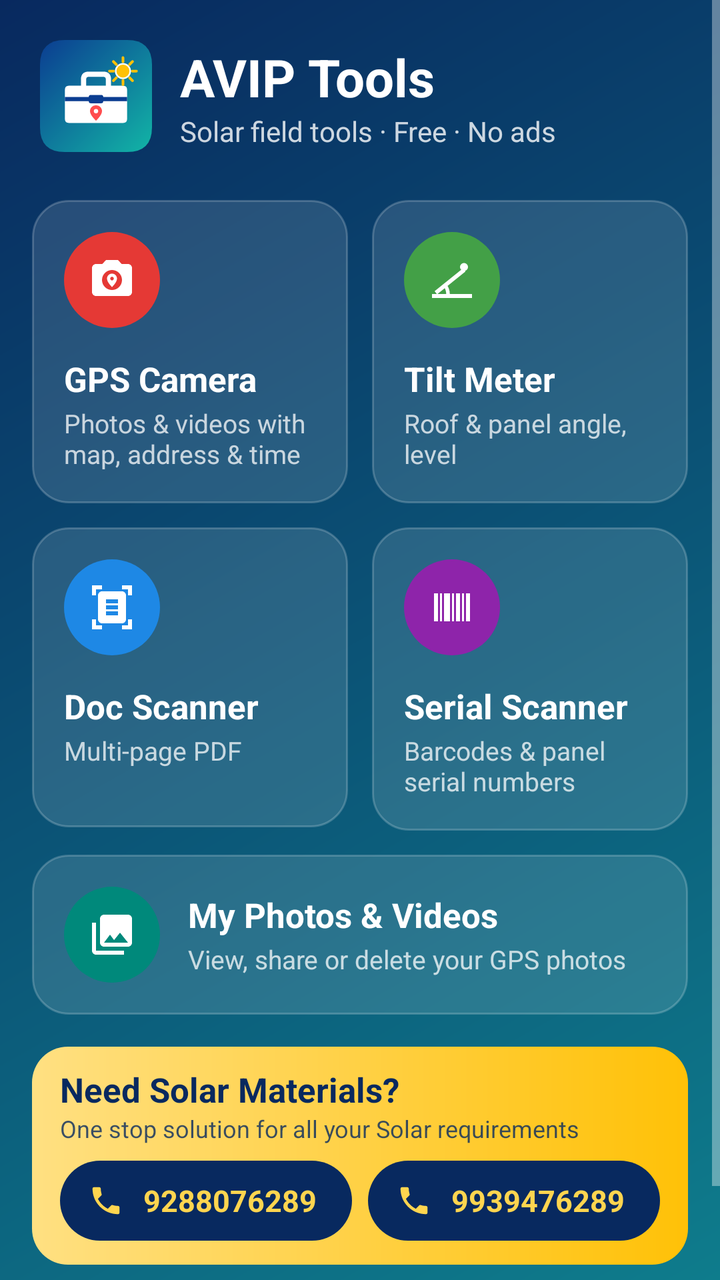
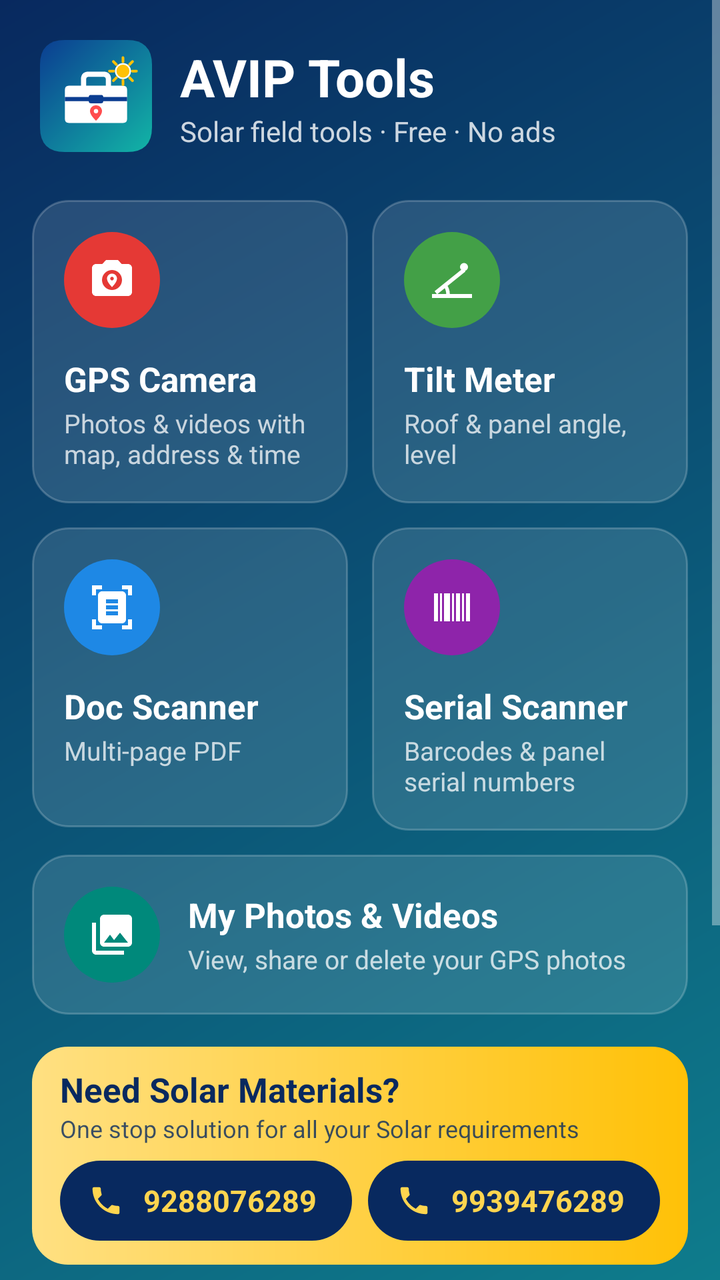

The first picture is an Android layout as it rendered before a commit; the second is the same layout after the commit. The layout source and the unified diff follow.
<!-- AndroidManifest.xml: application theme Theme.GPSMapCamera -->
<!-- res/layout/activity_home.xml -->
<?xml version="1.0" encoding="utf-8"?>
<ScrollView xmlns:android="http://schemas.android.com/apk/res/android"
    android:layout_width="match_parent"
    android:layout_height="match_parent"
    android:background="@drawable/splash_background"
    android:fillViewport="true">

    <LinearLayout
        android:layout_width="match_parent"
        android:layout_height="wrap_content"
        android:orientation="vertical"
        android:paddingStart="16dp"
        android:paddingTop="20dp"
        android:paddingEnd="16dp"
        android:paddingBottom="24dp">

        
        <LinearLayout
            android:layout_width="match_parent"
            android:layout_height="wrap_content"
            android:gravity="center_vertical"
            android:orientation="horizontal"
            android:paddingStart="4dp"
            android:paddingEnd="4dp">

            <ImageView
                android:layout_width="56dp"
                android:layout_height="56dp"
                android:contentDescription="@string/app_name"
                android:src="@drawable/ic_logo" />

            <LinearLayout
                android:layout_width="0dp"
                android:layout_height="wrap_content"
                android:layout_marginStart="14dp"
                android:layout_weight="1"
                android:orientation="vertical">

                <TextView
                    android:layout_width="wrap_content"
                    android:layout_height="wrap_content"
                    android:text="@string/app_name"
                    android:textColor="#FFFFFF"
                    android:textSize="26sp"
                    android:textStyle="bold" />

                <TextView
                    android:layout_width="wrap_content"
                    android:layout_height="wrap_content"
                    android:text="@string/home_subtitle"
                    android:textColor="#CCFFFFFF"
                    android:textSize="14sp" />
            </LinearLayout>
        </LinearLayout>

        
        <LinearLayout
            android:layout_width="match_parent"
            android:layout_height="wrap_content"
            android:layout_marginTop="24dp"
            android:orientation="horizontal">

            <LinearLayout
                android:id="@+id/toolCamera"
                style="@style/ToolCard"
                android:layout_marginEnd="6dp">

                <ImageView
                    style="@style/ToolIcon"
                    android:background="@drawable/tool_icon_bg_camera"
                    android:src="@drawable/ic_tool_camera" />

                <TextView
                    style="@style/ToolTitle"
                    android:text="@string/tool_camera" />

                <TextView
                    style="@style/ToolSubtitle"
                    android:text="@string/tool_camera_sub" />
            </LinearLayout>

            <LinearLayout
                android:id="@+id/toolTilt"
                style="@style/ToolCard"
                android:layout_marginStart="6dp">

                <ImageView
                    style="@style/ToolIcon"
                    android:background="@drawable/tool_icon_bg_tilt"
                    android:src="@drawable/ic_tool_tilt" />

                <TextView
                    style="@style/ToolTitle"
                    android:text="@string/tool_tilt" />

                <TextView
                    style="@style/ToolSubtitle"
                    android:text="@string/tool_tilt_sub" />
            </LinearLayout>
        </LinearLayout>

        <LinearLayout
            android:layout_width="match_parent"
            android:layout_height="wrap_content"
            android:layout_marginTop="12dp"
            android:orientation="horizontal">

            <LinearLayout
                android:id="@+id/toolDocs"
                style="@style/ToolCard"
                android:layout_marginEnd="6dp">

                <ImageView
                    style="@style/ToolIcon"
                    android:background="@drawable/tool_icon_bg_doc"
                    android:src="@drawable/ic_tool_document" />

                <TextView
                    style="@style/ToolTitle"
                    android:text="@string/tool_docs" />

                <TextView
                    style="@style/ToolSubtitle"
                    android:text="@string/tool_docs_sub" />
            </LinearLayout>

            <LinearLayout
                android:id="@+id/toolSerials"
                style="@style/ToolCard"
                android:layout_marginStart="6dp">

                <ImageView
                    style="@style/ToolIcon"
                    android:background="@drawable/tool_icon_bg_barcode"
                    android:src="@drawable/ic_tool_barcode" />

                <TextView
                    style="@style/ToolTitle"
                    android:text="@string/tool_serials" />

                <TextView
                    style="@style/ToolSubtitle"
                    android:text="@string/tool_serials_sub" />
            </LinearLayout>
        </LinearLayout>

        
        <LinearLayout
            android:id="@+id/toolPhotos"
            android:layout_width="match_parent"
            android:layout_height="wrap_content"
            android:layout_marginTop="12dp"
            android:background="@drawable/tool_card"
            android:gravity="center_vertical"
            android:orientation="horizontal"
            android:padding="16dp">

            <ImageView
                style="@style/ToolIcon"
                android:background="@drawable/tool_icon_bg_photos"
                android:src="@drawable/ic_gallery" />

            <LinearLayout
                android:layout_width="0dp"
                android:layout_height="wrap_content"
                android:layout_marginStart="14dp"
                android:layout_weight="1"
                android:orientation="vertical">

                <TextView
                    style="@style/ToolTitle"
                    android:layout_marginTop="0dp"
                    android:text="@string/tool_photos" />

                <TextView
                    style="@style/ToolSubtitle"
                    android:text="@string/tool_photos_sub" />
            </LinearLayout>
        </LinearLayout>

        
        <LinearLayout
            android:id="@+id/callCard"
            android:layout_width="match_parent"
            android:layout_height="wrap_content"
            android:layout_marginTop="16dp"
            android:background="@drawable/call_card"
            android:orientation="vertical"
            android:paddingStart="14dp"
            android:paddingTop="10dp"
            android:paddingEnd="14dp"
            android:paddingBottom="12dp">

            <TextView
                android:layout_width="wrap_content"
                android:layout_height="wrap_content"
                android:text="@string/home_call_title"
                android:textColor="#08295F"
                android:textSize="17sp"
                android:textStyle="bold" />

            <TextView
                android:layout_width="wrap_content"
                android:layout_height="wrap_content"
                android:text="@string/company_tagline"
                android:textColor="#CC08295F"
                android:textSize="12sp" />

            <LinearLayout
                android:layout_width="match_parent"
                android:layout_height="wrap_content"
                android:layout_marginTop="8dp"
                android:orientation="horizontal">

                <TextView
                    android:id="@+id/callPhone1"
                    style="@style/CallChip"
                    android:layout_marginEnd="8dp"
                    android:text="@string/company_phone" />

                <TextView
                    android:id="@+id/callPhone2"
                    style="@style/CallChip"
                    android:text="@string/company_phone2" />
            </LinearLayout>

            
            <LinearLayout
                android:id="@+id/godownBlock"
                android:layout_width="match_parent"
                android:layout_height="wrap_content"
                android:layout_marginTop="10dp"
                android:gravity="center_vertical"
                android:orientation="horizontal"
                android:visibility="gone">

                <ImageView
                    android:layout_width="20dp"
                    android:layout_height="20dp"
                    android:contentDescription="@null"
                    android:src="@drawable/ic_stat_update"
                    android:tint="#C62828" />

                <TextView
                    android:id="@+id/godownAddress"
                    android:layout_width="0dp"
                    android:layout_height="wrap_content"
                    android:layout_marginStart="6dp"
                    android:layout_marginEnd="8dp"
                    android:layout_weight="1"
                    android:textColor="#08295F"
                    android:textSize="13sp" />

                <TextView
                    android:id="@+id/godownDirections"
                    style="@style/CallChip"
                    android:layout_width="wrap_content"
                    android:layout_height="36dp"
                    android:layout_weight="0"
                    android:drawableStart="@drawable/ic_directions"
                    android:paddingStart="10dp"
                    android:paddingEnd="12dp"
                    android:text="@string/godown_directions"
                    android:textSize="13sp" />
            </LinearLayout>
        </LinearLayout>

        <TextView
            android:id="@+id/homeVersion"
            android:layout_width="match_parent"
            android:layout_height="wrap_content"
            android:layout_marginTop="18dp"
            android:gravity="center"
            android:textColor="#99FFFFFF"
            android:textSize="12sp" />
    </LinearLayout>
</ScrollView>
<!-- resources referenced by this layout -->
<resources>
  <!-- drawable tool_icon_bg_barcode (drawable) -->
  <?xml version="1.0" encoding="utf-8"?>
  <shape xmlns:android="http://schemas.android.com/apk/res/android" android:shape="oval">
      <solid android:color="#8E24AA" />
  </shape>
  <!-- drawable tool_icon_bg_camera (drawable) -->
  <?xml version="1.0" encoding="utf-8"?>
  <shape xmlns:android="http://schemas.android.com/apk/res/android" android:shape="oval">
      <solid android:color="#E53935" />
  </shape>
  <!-- drawable tool_icon_bg_doc (drawable) -->
  <?xml version="1.0" encoding="utf-8"?>
  <shape xmlns:android="http://schemas.android.com/apk/res/android" android:shape="oval">
      <solid android:color="#1E88E5" />
  </shape>
  <!-- drawable tool_icon_bg_photos (drawable) -->
  <?xml version="1.0" encoding="utf-8"?>
  <shape xmlns:android="http://schemas.android.com/apk/res/android" android:shape="oval">
      <solid android:color="#00897B" />
  </shape>
  <!-- drawable tool_icon_bg_tilt (drawable) -->
  <?xml version="1.0" encoding="utf-8"?>
  <shape xmlns:android="http://schemas.android.com/apk/res/android" android:shape="oval">
      <solid android:color="#43A047" />
  </shape>
  <string name="app_name">AVIP Tools</string>
  <string name="company_phone" translatable="false">9288076289</string>
  <string name="company_phone2" translatable="false">9939476289</string>
  <string name="company_tagline">One stop solution for all your Solar requirements</string>
  <string name="godown_directions">Directions</string>
  <string name="home_call_title">Need Solar Materials?</string>
  <string name="home_subtitle">Solar field tools · Free · No ads</string>
  <string name="tool_camera">GPS Camera</string>
  <string name="tool_camera_sub">Photos &amp; videos with map, address &amp; time</string>
  <string name="tool_docs">Doc Scanner</string>
  <string name="tool_docs_sub">Multi-page PDF</string>
  <string name="tool_photos">My Photos &amp; Videos</string>
  <string name="tool_photos_sub">View, share or delete your GPS photos</string>
  <string name="tool_serials">Serial Scanner</string>
  <string name="tool_serials_sub">Barcodes &amp; panel serial numbers</string>
  <string name="tool_tilt">Tilt Meter</string>
  <string name="tool_tilt_sub">Roof &amp; panel angle, level</string>
  <!-- unchanged entries left out for length: 19 -->
</resources>

<!-- the commit's change to res/layout/activity_home.xml (unified diff, before → after) -->
@@ -265,6 +265,71 @@
             </LinearLayout>
         </LinearLayout>
 
+        
+        <LinearLayout
+            android:id="@+id/brandsCard"
+            android:layout_width="match_parent"
+            android:layout_height="wrap_content"
+            android:layout_marginTop="12dp"
+            android:background="@drawable/brands_card"
+            android:orientation="vertical"
+            android:paddingStart="14dp"
+            android:paddingTop="10dp"
+            android:paddingEnd="14dp"
+            android:paddingBottom="12dp">
+
+            <TextView
+                android:layout_width="wrap_content"
+                android:layout_height="wrap_content"
+                android:text="@string/brands_title"
+                android:textColor="#08295F"
+                android:textSize="15sp"
+                android:textStyle="bold" />
+
+            <TextView
+                android:layout_width="wrap_content"
+                android:layout_height="wrap_content"
+                android:text="@string/brands_subtitle"
+                android:textColor="#9908295F"
+                android:textSize="12sp" />
+
+            <LinearLayout
+                android:layout_width="match_parent"
+                android:layout_height="wrap_content"
+                android:layout_marginTop="8dp"
+                android:orientation="horizontal">
+
+                <TextView
+                    android:id="@+id/brandMicrotek"
+                    style="@style/BrandTile"
+                    android:layout_marginEnd="6dp"
+                    android:text="@string/brand_microtek" />
+
+                <TextView
+                    android:id="@+id/brandFinolex"
+                    style="@style/BrandTile"
+                    android:text="@string/brand_finolex" />
+            </LinearLayout>
+
+            <LinearLayout
+                android:layout_width="match_parent"
+                android:layout_height="wrap_content"
+                android:layout_marginTop="6dp"
+                android:orientation="horizontal">
+
+                <TextView
+                    android:id="@+id/brandApollo"
+                    style="@style/BrandTile"
+                    android:layout_marginEnd="6dp"
+                    android:text="@string/brand_apollo" />
+
+                <TextView
+                    android:id="@+id/brandSunrack"
+                    style="@style/BrandTile"
+                    android:text="@string/brand_sunrack" />
+            </LinearLayout>
+        </LinearLayout>
+
         <TextView
             android:id="@+id/homeVersion"
             android:layout_width="match_parent"
<!-- resource entries referenced after the edit -->
@@ -1,5 +1,15 @@
 <!-- resources referenced by this layout -->
 <resources>
+  <!-- drawable brands_card (drawable) -->
+  <?xml version="1.0" encoding="utf-8"?>
+  <ripple xmlns:android="http://schemas.android.com/apk/res/android" android:color="#2208295F">
+      <item>
+          <shape android:shape="rectangle">
+              <solid android:color="#FFFFFF" />
+              <corners android:radius="18dp" />
+          </shape>
+      </item>
+  </ripple>
   <!-- drawable tool_icon_bg_barcode (drawable) -->
   <?xml version="1.0" encoding="utf-8"?>
   <shape xmlns:android="http://schemas.android.com/apk/res/android" android:shape="oval">
@@ -26,6 +36,12 @@
       <solid android:color="#43A047" />
   </shape>
   <string name="app_name">AVIP Tools</string>
+  <string name="brand_apollo" translatable="false">APL Apollo</string>
+  <string name="brand_finolex" translatable="false">Finolex Wires</string>
+  <string name="brand_microtek" translatable="false">Microtek Solar</string>
+  <string name="brand_sunrack" translatable="false">Sunrack</string>
+  <string name="brands_subtitle">Genuine products available at AVIP Godown · tap to enquire</string>
+  <string name="brands_title">Authorised Distributor</string>
   <string name="company_phone" translatable="false">9288076289</string>
   <string name="company_phone2" translatable="false">9939476289</string>
   <string name="company_tagline">One stop solution for all your Solar requirements</string>
@@ -42,6 +58,23 @@
   <string name="tool_serials_sub">Barcodes &amp; panel serial numbers</string>
   <string name="tool_tilt">Tilt Meter</string>
   <string name="tool_tilt_sub">Roof &amp; panel angle, level</string>
+  <style name="BrandTile">
+          <item name="android:layout_width">0dp</item>
+          <item name="android:layout_height">48dp</item>
+          <item name="android:layout_weight">1</item>
+          <item name="android:background">@drawable/brand_tile</item>
+          <item name="android:gravity">center</item>
+          <item name="android:textColor">#08295F</item>
+          <item name="android:textSize">14sp</item>
+          <item name="android:textStyle">bold</item>
+      </style>
+  <!-- drawable brand_tile (drawable) -->
+  <?xml version="1.0" encoding="utf-8"?>
+  <shape xmlns:android="http://schemas.android.com/apk/res/android" android:shape="rectangle">
+      <solid android:color="#F3F6FA" />
+      <stroke android:width="1dp" android:color="#E1E7EF" />
+      <corners android:radius="10dp" />
+  </shape>
   <!-- unchanged entries left out for length: 19 -->
 </resources>
 
